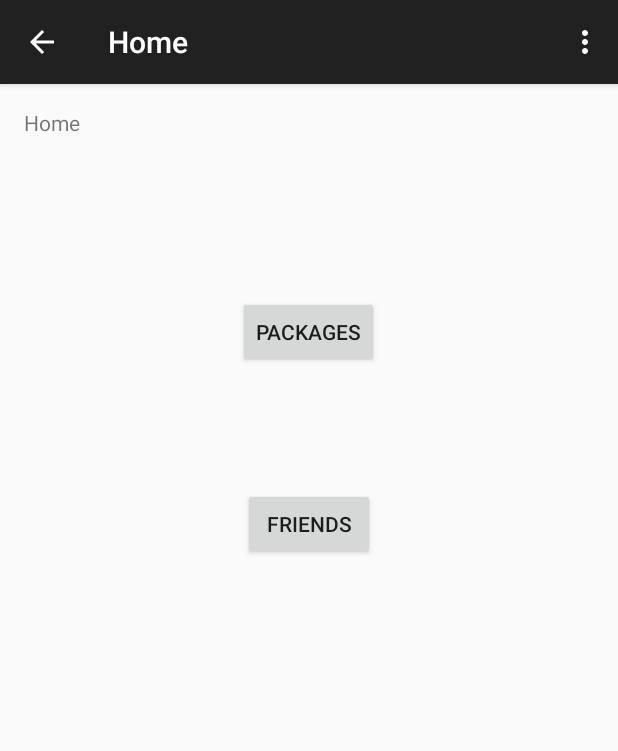
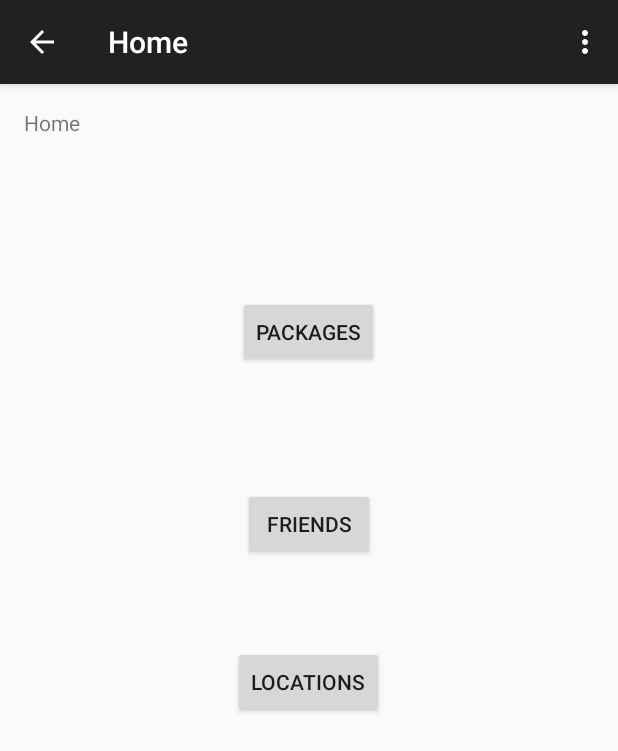
Before and after one commit to mdregalia/PackageBuddies, an Android app: the HomeScreen screen opened directly, with no data from a screen before it, on a phone screen of 412 x 824 dp. Shown: the top 751 px of the screen. Run offline under Robolectric (Android 15) with nearby library versions, the phone set to English and light mode, and no system bars.

Commit message:
Can add preferred locations

```diff
--- a/app/build.gradle
+++ b/app/build.gradle
@@ -22,4 +22,5 @@ android {
 dependencies {
     compile fileTree(dir: 'libs', include: ['*.jar'])
     compile 'com.android.support:appcompat-v7:22.1.1'
+    compile 'com.google.android.gms:play-services:7.5.0'
 }
--- a/app/src/main/java/melissaregalia/firstproj/HomeScreen.java
+++ b/app/src/main/java/melissaregalia/firstproj/HomeScreen.java
@@ -18,6 +18,8 @@ public class HomeScreen extends ActionBarActivity {
     Button packagesButton;
     Button friendsButton;
 
+    Button locationButton;
+
     @Override
     protected void onCreate(Bundle savedInstanceState)
     {
@@ -27,13 +29,12 @@ public class HomeScreen extends ActionBarActivity {
         resultArea = (TextView) findViewById(R.id.homeTextView);
         friendsButton = (Button) findViewById(R.id.friendsButton);
         packagesButton = (Button) findViewById(R.id.packagesButton);
+        locationButton = (Button) findViewById(R.id.locationButton);
         resultArea.setText("Home");
 
-        packagesButton.setOnClickListener(new View.OnClickListener()
-        {
+        packagesButton.setOnClickListener(new View.OnClickListener() {
             @Override
-            public void onClick(View v)
-            {
+            public void onClick(View v) {
                 Intent intent = new Intent(mSelf, PackageScreen.class);
                 startActivity(intent);
             }
@@ -48,6 +49,18 @@ public class HomeScreen extends ActionBarActivity {
                 startActivity(intent);
             }
         });
+
+        locationButton.setOnClickListener(new View.OnClickListener()
+        {
+            @Override
+            public void onClick(View v)
+            {
+                Intent intent = new Intent(mSelf, Locations.class);
+                startActivity(intent);
+            }
+        });
+
+
     }
 
     @Override
--- a/app/src/main/res/layout/activity_home_screen.xml
+++ b/app/src/main/res/layout/activity_home_screen.xml
@@ -29,4 +29,13 @@
         android:layout_centerHorizontal="true"
         android:layout_marginTop="80dp" />
 
+    <Button
+        android:layout_width="wrap_content"
+        android:layout_height="wrap_content"
+        android:text="Locations"
+        android:id="@+id/locationButton"
+        android:layout_below="@+id/friendsButton"
+        android:layout_centerHorizontal="true"
+        android:layout_marginTop="57dp" />
+
 </RelativeLayout>
--- a/app/src/main/res/values/strings.xml
+++ b/app/src/main/res/values/strings.xml
@@ -10,4 +10,6 @@
     <string name="title_activity_package_screen">PackageScreen</string>
     <string name="title_activity_add_package">AddPackage</string>
     <string name="title_activity_package_view">PackageView</string>
+    <string name="title_activity_package_view_intermed">PackageViewIntermed</string>
+    <string name="title_activity_locations">Locations</string>
 </resources>
```
Also changed, not shown: app/src/main/AndroidManifest.xml (+13 -0 lines), app/src/main/java/melissaregalia/firstproj/MainActivity.java (+32 -0 lines), app/src/main/java/melissaregalia/firstproj/PackageScreen.java (+10 -3 lines), app/src/main/java/melissaregalia/firstproj/PackageViewIntermed.java (added, +38 -0 lines), app/src/main/res/layout/activity_package_view_intermed.xml (added, +12 -0 lines), app/src/main/res/menu/menu_package_view_intermed.xml (added, +7 -0 lines), 1 other file.
